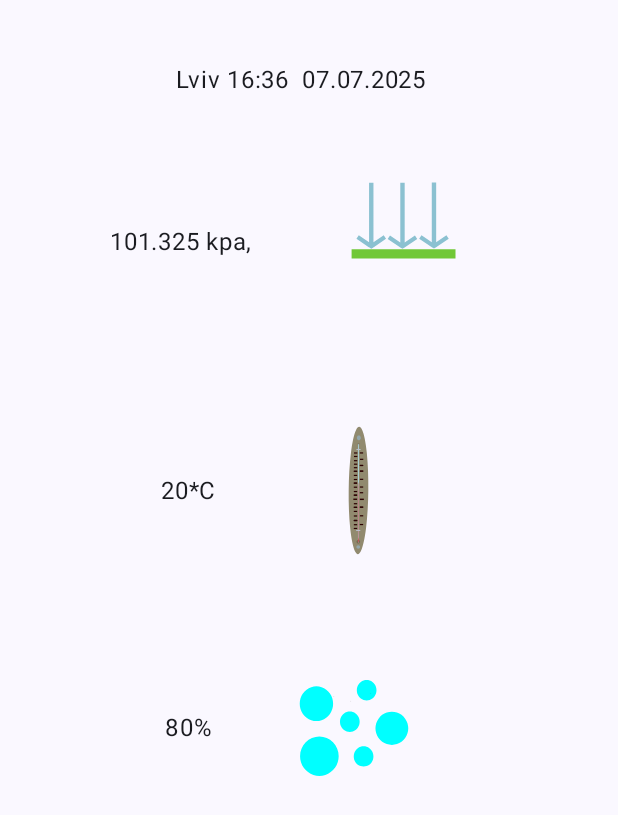
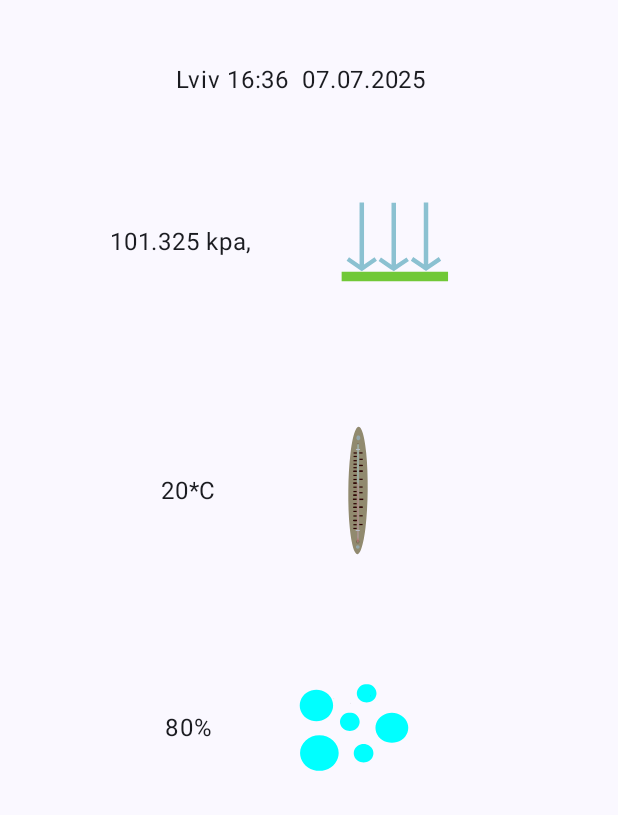
Before and after one commit to zayats1/WeatherStationApp, an Android app built with Jetpack Compose: the screen it shows after launch (MainActivity), on a phone screen of 412 x 824 dp. Shown: the top 815 px of the screen. Run offline under Robolectric (Android 15) with nearby library versions, the phone set to English and light mode, and no system bars.

Commit message:
small design corrections

```diff
--- a/app/src/main/java/com/bogdandev/weatherstationapp/ui/MainScreen.kt
+++ b/app/src/main/java/com/bogdandev/weatherstationapp/ui/MainScreen.kt
@@ -88,9 +88,9 @@ fun TemperatureBar(modifier: Modifier = Modifier) {
             )
             Image(
                 painter = painterResource(
-                    R.drawable.termometer_foreground
+                    R.drawable.thermometer_foreground
                 ),
-                contentScale = ContentScale.Crop,
+                contentScale = ContentScale.FillBounds,
                 modifier = modifier
                     .size(150.dp)
                     .padding(end = 2.dp)
@@ -114,7 +114,7 @@ fun Humidity(modifier: Modifier = Modifier) {
             painter = painterResource(
                 R.drawable.humidity_foreground
             ),
-            contentScale = ContentScale.Crop,
+            contentScale = ContentScale.FillBounds,
             modifier = modifier
                 .size(150.dp)
                 .padding(end = 2.dp)
@@ -149,9 +149,9 @@ fun PressureBar(modifier: Modifier = Modifier, data: String = "Lviv 20*C Sunny")
 
         Image(
             painter = painterResource(
-                R.drawable.pressure
+                R.drawable.pressure_foreground
             ),
-            contentScale = ContentScale.Crop,
+            contentScale = ContentScale.FillBounds,
             modifier = modifier
                 .size(150.dp)
                 .padding(end = 2.dp)
--- a/app/src/main/res/mipmap-anydpi-v26/termometer.xml
+++ b/app/src/main/res/mipmap-anydpi-v26/termometer.xml
@@ -1,5 +1,5 @@
 <?xml version="1.0" encoding="utf-8"?>
 <adaptive-icon xmlns:android="http://schemas.android.com/apk/res/android">
     <background android:drawable="@color/termometer_background"/>
-    <foreground android:drawable="@drawable/termometer_foreground"/>
+    <foreground android:drawable="@drawable/thermometer_foreground"/>
 </adaptive-icon>
--- a/app/src/main/res/mipmap-anydpi-v26/termometer_round.xml
+++ b/app/src/main/res/mipmap-anydpi-v26/termometer_round.xml
@@ -1,5 +1,5 @@
 <?xml version="1.0" encoding="utf-8"?>
 <adaptive-icon xmlns:android="http://schemas.android.com/apk/res/android">
     <background android:drawable="@color/termometer_background"/>
-    <foreground android:drawable="@drawable/termometer_foreground"/>
+    <foreground android:drawable="@drawable/thermometer_foreground"/>
 </adaptive-icon>
```
Also changed, not shown: app/src/main/res/drawable/humidity.xml (added, +45 -0 lines), app/src/main/res/drawable/sun.webp (deleted), app/src/main/res/drawable/thermometer_foreground.xml (renamed from app/src/main/res/drawable/termometer_foreground.xml).
